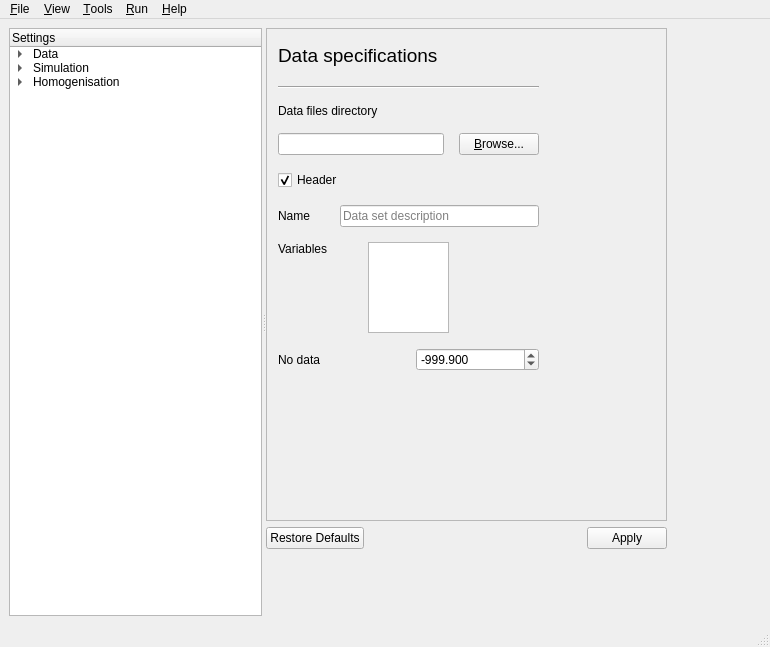
iled/gsimcli, file GSIMCLI/interface/gsimcli.ui: the form before one commit.
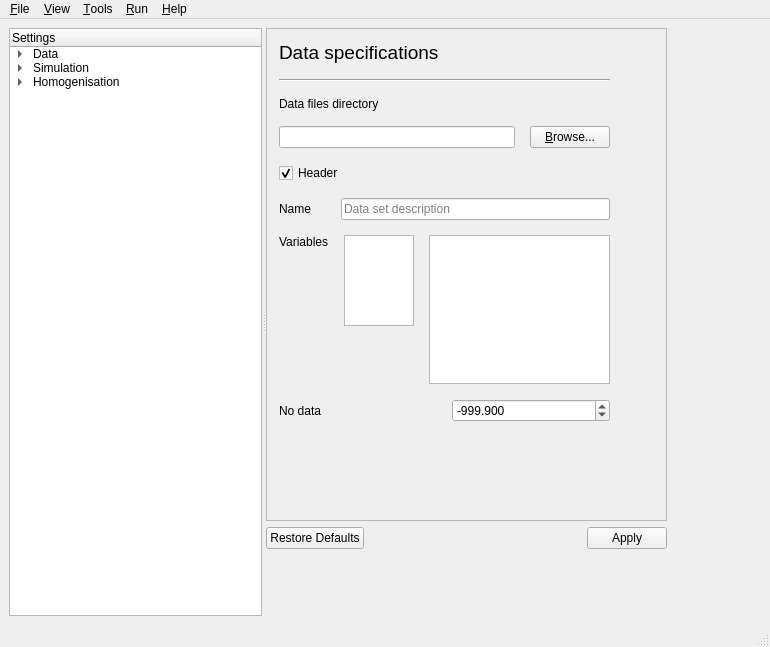
The form after the commit. The open tabs and pages were chosen to show the change.

Commit message:
preview data file
ui and slot to preview first 10 lines of data file

Patch:
```diff
--- a/GSIMCLI/interface/gsimcli.ui
+++ b/GSIMCLI/interface/gsimcli.ui
@@ -158,16 +158,16 @@
             <number>2</number>
            </property>
            <widget class="QWidget" name="DataLoad">
-            <widget class="QWidget" name="layoutWidget">
+            <widget class="QWidget" name="">
              <property name="geometry">
               <rect>
-               <x>11</x>
-               <y>11</y>
-               <width>261</width>
-               <height>331</height>
+               <x>12</x>
+               <y>12</y>
+               <width>331</width>
+               <height>381</height>
               </rect>
              </property>
-             <layout class="QVBoxLayout" name="verticalLayout_3">
+             <layout class="QVBoxLayout" name="verticalLayout_8">
               <property name="spacing">
                <number>15</number>
               </property>
@@ -266,16 +266,13 @@
               </item>
               <item>
                <layout class="QHBoxLayout" name="horizontalLayout_18">
-                <property name="spacing">
-                 <number>15</number>
-                </property>
                 <item>
                  <widget class="QLabel" name="DL_labelVarNames">
                   <property name="enabled">
                    <bool>true</bool>
                   </property>
                   <property name="sizePolicy">
-                   <sizepolicy hsizetype="Ignored" vsizetype="Ignored">
+                   <sizepolicy hsizetype="Expanding" vsizetype="Expanding">
                     <horstretch>1</horstretch>
                     <verstretch>0</verstretch>
                    </sizepolicy>
@@ -289,6 +286,8 @@
                  </widget>
                 </item>
                 <item>
+                 <layout class="QVBoxLayout" name="verticalLayout_3">
+                  <item>
                  <widget class="QListWidget" name="DL_listVarNames">
                   <property name="maximumSize">
                    <size>
@@ -308,17 +307,32 @@
                  </widget>
                 </item>
                 <item>
-                 <spacer name="horizontalSpacer">
+                   <spacer name="verticalSpacer">
                   <property name="orientation">
-                   <enum>Qt::Horizontal</enum>
+                     <enum>Qt::Vertical</enum>
                   </property>
                   <property name="sizeHint" stdset="0">
                    <size>
-                    <width>90</width>
-                    <height>20</height>
+                      <width>20</width>
+                      <height>40</height>
                    </size>
                   </property>
                  </spacer>
+                  </item>
+                 </layout>
+                </item>
+                <item>
+                 <widget class="QPlainTextEdit" name="DL_plainDataPreview">
+                  <property name="documentTitle">
+                   <string>Data file preview</string>
+                  </property>
+                  <property name="lineWrapMode">
+                   <enum>QPlainTextEdit::NoWrap</enum>
+                  </property>
+                  <property name="readOnly">
+                   <bool>true</bool>
+                  </property>
+                 </widget>
                 </item>
                </layout>
               </item>
```
Left out of the diff: 2 changed lines with no effect on the pictures. Lines whose indentation alone changed are shown as unchanged. The commit also changes 1 other file.
